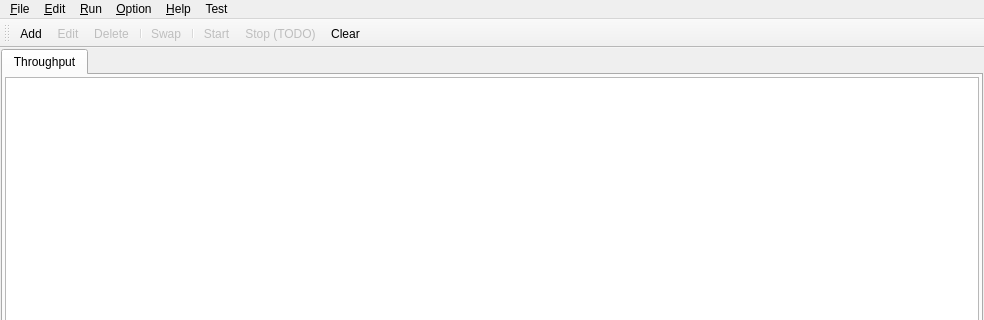
coolshou/qiperf, file qiperfc/src/qiperfc.ui: the form before one commit; both pictures show x 0 to 984 and y 0 to 320 of the 984 by 674 pixel window.
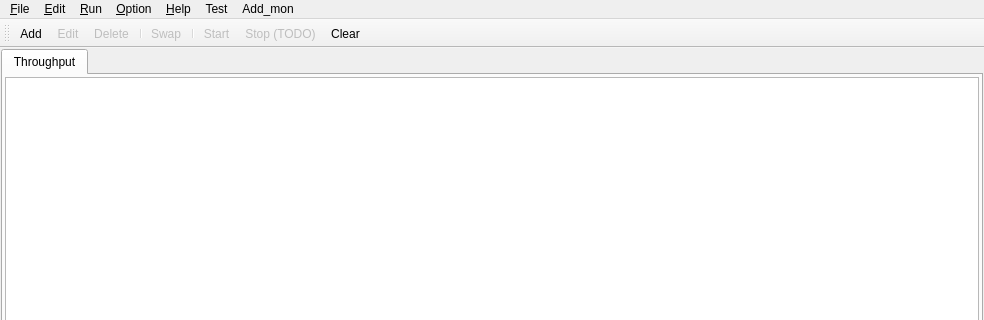
The form after the commit. Icons and pictures are not drawn.

Diff of the .ui file:
```diff
--- a/qiperfc/src/qiperfc.ui
+++ b/qiperfc/src/qiperfc.ui
@@ -174,12 +174,18 @@
     </property>
     <addaction name="actionTest"/>
    </widget>
+   <widget class="QMenu" name="menuAdd_mon">
+    <property name="title">
+     <string>Add_mon</string>
+    </property>
+   </widget>
    <addaction name="menuFile"/>
    <addaction name="menuEdit"/>
    <addaction name="menuRun"/>
    <addaction name="menuOption"/>
    <addaction name="menuHelp"/>
    <addaction name="menuTest"/>
+   <addaction name="menuAdd_mon"/>
   </widget>
   <widget class="QStatusBar" name="statusbar"/>
   <widget class="QToolBar" name="toolBar">
```
Left out of the diff: 12 changed lines with no effect on the pictures.
